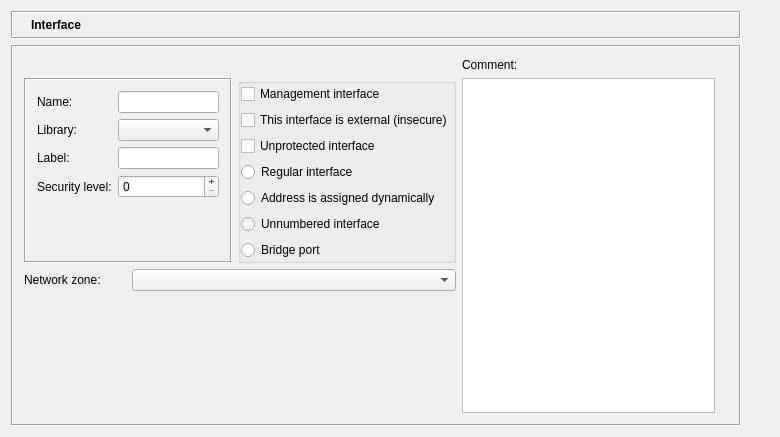
This is src/gui/interfacedialog_q.ui in fwbuilder/fwbuilder as Qt 5 draws it before an edit. The edited form follows.
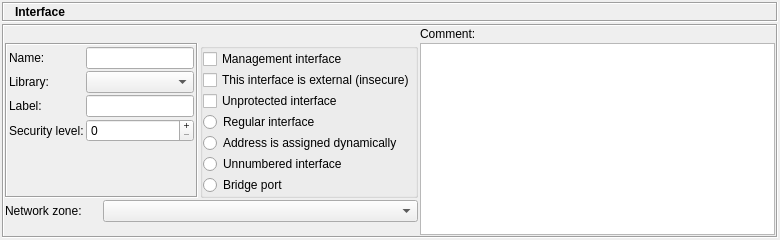
This is the edited form. Icons and pictures are not drawn.

```diff
--- a/src/gui/interfacedialog_q.ui
+++ b/src/gui/interfacedialog_q.ui
@@ -9,7 +9,7 @@
     <x>0</x>
     <y>0</y>
     <width>780</width>
-    <height>437</height>
+    <height>236</height>
    </rect>
   </property>
   <property name="sizePolicy" >
@@ -23,19 +23,28 @@
   </property>
   <layout class="QGridLayout" >
    <property name="leftMargin" >
-    <number>11</number>
+    <number>2</number>
    </property>
    <property name="topMargin" >
-    <number>11</number>
+    <number>2</number>
    </property>
    <property name="rightMargin" >
-    <number>11</number>
+    <number>2</number>
    </property>
    <property name="bottomMargin" >
-    <number>11</number>
+    <number>2</number>
+   </property>
+   <property name="horizontalSpacing" >
+    <number>0</number>
+   </property>
+   <property name="verticalSpacing" >
+    <number>0</number>
    </property>
    <item row="0" column="0" >
     <layout class="QVBoxLayout" >
+     <property name="spacing" >
+      <number>2</number>
+     </property>
      <item>
       <widget class="QFrame" name="frame3" >
        <property name="sizePolicy" >
@@ -44,6 +53,12 @@
          <verstretch>0</verstretch>
         </sizepolicy>
        </property>
+       <property name="minimumSize" >
+        <size>
+         <width>16</width>
+         <height>20</height>
+        </size>
+       </property>
        <property name="frameShape" >
         <enum>QFrame::Box</enum>
        </property>
@@ -52,19 +67,31 @@
        </property>
        <layout class="QGridLayout" >
         <property name="leftMargin" >
-         <number>5</number>
+         <number>2</number>
         </property>
         <property name="topMargin" >
-         <number>5</number>
+         <number>2</number>
         </property>
         <property name="rightMargin" >
-         <number>5</number>
+         <number>2</number>
         </property>
         <property name="bottomMargin" >
-         <number>5</number>
+         <number>2</number>
+        </property>
+        <property name="horizontalSpacing" >
+         <number>2</number>
+        </property>
+        <property name="verticalSpacing" >
+         <number>2</number>
         </property>
         <item row="0" column="1" >
          <widget class="QLabel" name="editorTitle" >
+          <property name="sizePolicy" >
+           <sizepolicy vsizetype="Fixed" hsizetype="Preferred" >
+            <horstretch>0</horstretch>
+            <verstretch>0</verstretch>
+           </sizepolicy>
+          </property>
           <property name="font" >
            <font>
             <weight>75</weight>
@@ -117,33 +144,23 @@
        </property>
        <layout class="QGridLayout" >
         <property name="leftMargin" >
-         <number>11</number>
+         <number>1</number>
         </property>
         <property name="topMargin" >
-         <number>11</number>
+         <number>1</number>
         </property>
         <property name="rightMargin" >
-         <number>11</number>
+         <number>1</number>
         </property>
         <property name="bottomMargin" >
-         <number>11</number>
+         <number>1</number>
         </property>
-        <item row="1" column="4" >
-         <spacer>
-          <property name="orientation" >
-           <enum>Qt::Horizontal</enum>
-          </property>
-          <property name="sizeType" >
-           <enum>QSizePolicy::Expanding</enum>
-          </property>
-          <property name="sizeHint" >
-           <size>
-            <width>16</width>
-            <height>20</height>
-           </size>
-          </property>
-         </spacer>
-        </item>
+        <property name="horizontalSpacing" >
+         <number>2</number>
+        </property>
+        <property name="verticalSpacing" >
+         <number>2</number>
+        </property>
         <item row="0" column="3" >
          <widget class="QLabel" name="textLabel2" >
           <property name="text" >
@@ -157,7 +174,7 @@
         <item rowspan="3" row="1" column="3" >
          <widget class="QTextEdit" name="comment" >
           <property name="sizePolicy" >
-           <sizepolicy vsizetype="Expanding" hsizetype="Expanding" >
+           <sizepolicy vsizetype="MinimumExpanding" hsizetype="Expanding" >
             <horstretch>0</horstretch>
             <verstretch>100</verstretch>
            </sizepolicy>
@@ -183,16 +200,22 @@
           </property>
           <layout class="QGridLayout" >
            <property name="leftMargin" >
-            <number>11</number>
+            <number>2</number>
            </property>
            <property name="topMargin" >
-            <number>11</number>
+            <number>2</number>
            </property>
            <property name="rightMargin" >
-            <number>11</number>
+            <number>2</number>
            </property>
            <property name="bottomMargin" >
-            <number>11</number>
+            <number>2</number>
+           </property>
+           <property name="horizontalSpacing" >
+            <number>2</number>
+           </property>
+           <property name="verticalSpacing" >
+            <number>2</number>
            </property>
            <item row="0" column="0" >
             <widget class="QLabel" name="textLabel1" >
@@ -273,12 +296,12 @@
               <enum>Qt::Vertical</enum>
              </property>
              <property name="sizeType" >
-              <enum>QSizePolicy::Expanding</enum>
+              <enum>QSizePolicy::MinimumExpanding</enum>
              </property>
              <property name="sizeHint" >
               <size>
                <width>20</width>
-               <height>16</height>
+               <height>2</height>
               </size>
              </property>
             </spacer>
@@ -286,22 +309,6 @@
           </layout>
          </widget>
         </item>
-        <item row="3" column="2" >
-         <spacer>
-          <property name="orientation" >
-           <enum>Qt::Vertical</enum>
-          </property>
-          <property name="sizeType" >
-           <enum>QSizePolicy::Expanding</enum>
-          </property>
-          <property name="sizeHint" >
-           <size>
-            <width>20</width>
-            <height>20</height>
-           </size>
-          </property>
-         </spacer>
-        </item>
         <item row="2" column="1" colspan="2" >
          <widget class="QComboBox" name="netzone" >
           <property name="toolTip" >
@@ -350,22 +357,12 @@
            <property name="bottomMargin" >
             <number>0</number>
            </property>
-           <item row="7" column="0" >
-            <spacer>
-             <property name="orientation" >
-              <enum>Qt::Vertical</enum>
-             </property>
-             <property name="sizeType" >
-              <enum>QSizePolicy::Expanding</enum>
-             </property>
-             <property name="sizeHint" >
-              <size>
-               <width>20</width>
-               <height>20</height>
-              </size>
-             </property>
-            </spacer>
-           </item>
+           <property name="horizontalSpacing" >
+            <number>1</number>
+           </property>
+           <property name="verticalSpacing" >
+            <number>1</number>
+           </property>
            <item row="1" column="0" >
             <widget class="QCheckBox" name="ext" >
              <property name="toolTip" >
@@ -435,25 +432,9 @@
      </item>
     </layout>
    </item>
-   <item row="0" column="1" >
-    <spacer>
-     <property name="orientation" >
-      <enum>Qt::Horizontal</enum>
-     </property>
-     <property name="sizeType" >
-      <enum>QSizePolicy::Expanding</enum>
-     </property>
-     <property name="sizeHint" >
-      <size>
-       <width>40</width>
-       <height>20</height>
-      </size>
-     </property>
-    </spacer>
-   </item>
   </layout>
  </widget>
- <layoutdefault spacing="6" margin="11" />
+ <layoutdefault spacing="2" margin="2" />
  <tabstops>
   <tabstop>obj_name</tabstop>
   <tabstop>libs</tabstop>
```
Left out of the diff: 1 changed line with no effect on the pictures.
